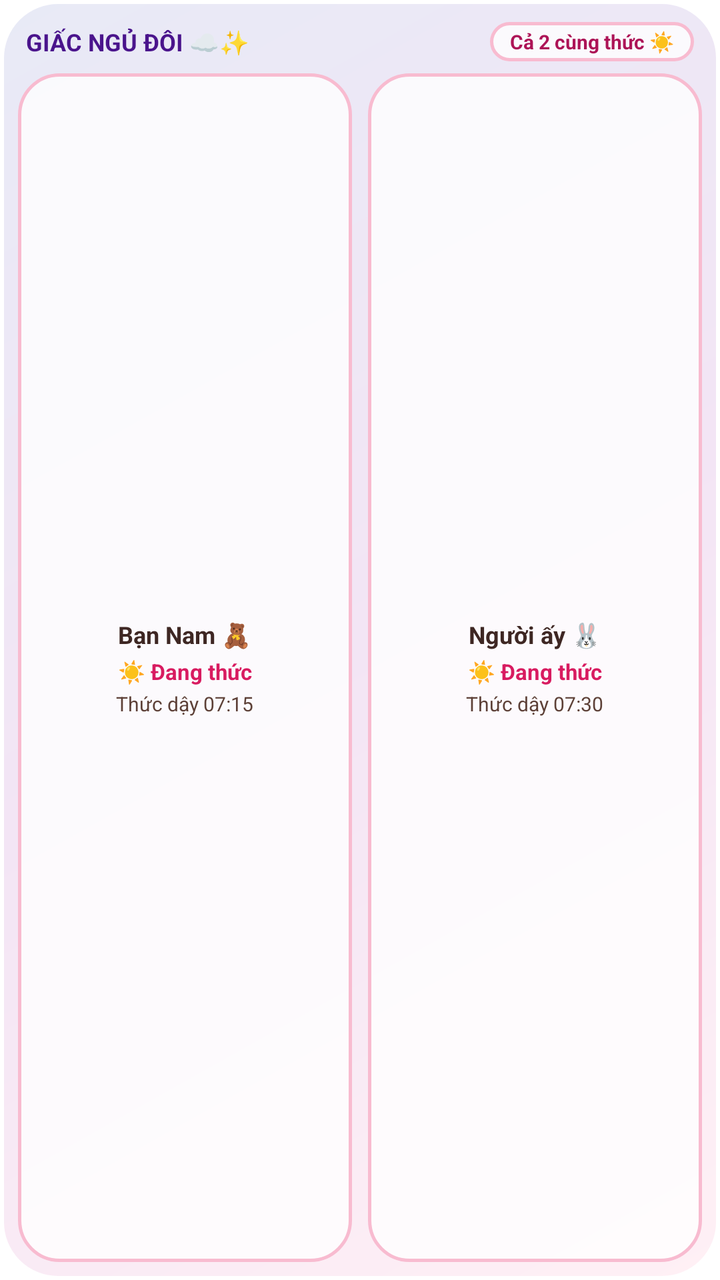
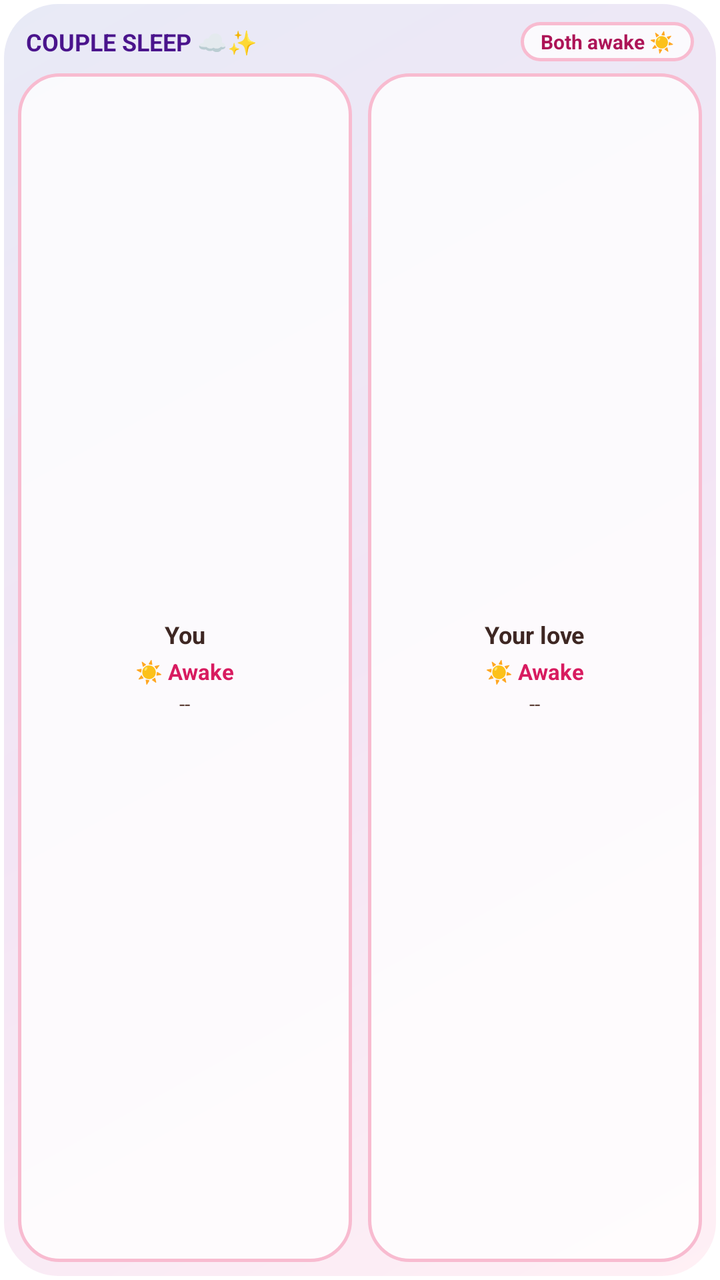

Screens rendered from an Android XML layout before and after an edit, with the pre-edit source and the edit as a unified diff.
<!-- AndroidManifest.xml: fallback theme Theme.MaterialComponents.DayNight.NoActionBar -->
<!-- res/layout/widget_sleep.xml -->
<?xml version="1.0" encoding="utf-8"?>
<RelativeLayout xmlns:android="http://schemas.android.com/apk/res/android"
    android:id="@+id/widget_root"
    android:layout_width="match_parent"
    android:layout_height="match_parent"
    android:background="@drawable/widget_bg_sleep_cute"
    android:padding="9dp">

    
    <LinearLayout
        android:id="@+id/layout_active_state"
        android:layout_width="match_parent"
        android:layout_height="match_parent"
        android:orientation="vertical">

        
        <LinearLayout
            android:layout_width="match_parent"
            android:layout_height="wrap_content"
            android:gravity="center_vertical"
            android:orientation="horizontal"
            android:paddingHorizontal="4dp"
            android:paddingTop="2dp">
            <TextView
                android:layout_width="0dp"
                android:layout_height="wrap_content"
                android:layout_weight="1"
                android:text="GIẤC NGỦ ĐÔI ☁️✨"
                android:textColor="#4A148C"
                android:textSize="12sp"
                android:textStyle="bold" />
            <TextView
                android:id="@+id/tv_sleep_summary"
                android:layout_width="wrap_content"
                android:layout_height="wrap_content"
                android:background="@drawable/widget_chip_cute"
                android:paddingHorizontal="10dp"
                android:paddingVertical="3dp"
                android:text="Cả 2 cùng thức ☀️"
                android:textColor="#AD1457"
                android:textSize="10sp"
                android:textStyle="bold" />
        </LinearLayout>

        
        <LinearLayout
            android:layout_width="match_parent"
            android:layout_height="0dp"
            android:layout_weight="1"
            android:layout_marginTop="6dp"
            android:orientation="horizontal">

            
            <LinearLayout
                android:layout_width="0dp"
                android:layout_height="match_parent"
                android:layout_weight="1"
                android:layout_marginRight="4dp"
                android:background="@drawable/widget_chip_cute"
                android:gravity="center"
                android:orientation="vertical"
                android:padding="6dp">

                <TextView
                    android:id="@+id/tv_my_name"
                    android:layout_width="wrap_content"
                    android:layout_height="wrap_content"
                    android:text="Bạn Nam 🧸"
                    android:textColor="#3E2723"
                    android:textSize="12sp"
                    android:textStyle="bold"
                    android:maxLines="1"
                    android:ellipsize="end" />

                <TextView
                    android:id="@+id/tv_my_status"
                    android:layout_width="wrap_content"
                    android:layout_height="wrap_content"
                    android:layout_marginTop="3dp"
                    android:text="☀️ Đang thức"
                    android:textColor="#D81B60"
                    android:textSize="11sp"
                    android:textStyle="bold" />

                <TextView
                    android:id="@+id/tv_my_time"
                    android:layout_width="wrap_content"
                    android:layout_height="wrap_content"
                    android:layout_marginTop="2dp"
                    android:text="Thức dậy 07:15"
                    android:textColor="#5D4037"
                    android:textSize="10sp" />
            </LinearLayout>

            
            <LinearLayout
                android:layout_width="0dp"
                android:layout_height="match_parent"
                android:layout_weight="1"
                android:layout_marginLeft="4dp"
                android:background="@drawable/widget_chip_cute"
                android:gravity="center"
                android:orientation="vertical"
                android:padding="6dp">

                <TextView
                    android:id="@+id/tv_partner_name"
                    android:layout_width="wrap_content"
                    android:layout_height="wrap_content"
                    android:text="Người ấy 🐰"
                    android:textColor="#3E2723"
                    android:textSize="12sp"
                    android:textStyle="bold"
                    android:maxLines="1"
                    android:ellipsize="end" />

                <TextView
                    android:id="@+id/tv_partner_status"
                    android:layout_width="wrap_content"
                    android:layout_height="wrap_content"
                    android:layout_marginTop="3dp"
                    android:text="☀️ Đang thức"
                    android:textColor="#D81B60"
                    android:textSize="11sp"
                    android:textStyle="bold" />

                <TextView
                    android:id="@+id/tv_partner_time"
                    android:layout_width="wrap_content"
                    android:layout_height="wrap_content"
                    android:layout_marginTop="2dp"
                    android:text="Thức dậy 07:30"
                    android:textColor="#5D4037"
                    android:textSize="10sp" />
            </LinearLayout>
        </LinearLayout>
    </LinearLayout>
</RelativeLayout>
<!-- resources referenced by this layout -->
<resources>
  <!-- drawable widget_bg_sleep_cute (drawable) -->
  <?xml version="1.0" encoding="utf-8"?>
  <shape xmlns:android="http://schemas.android.com/apk/res/android">
      <gradient
          android:angle="135"
          android:startColor="#FFF0F5"
          android:centerColor="#F3E5F5"
          android:endColor="#E8EAF6"
          android:type="linear" />
      <stroke
          android:width="2dp"
          android:color="#FFFFFF" />
      <corners android:radius="28dp" />
  </shape>
  <!-- drawable widget_chip_cute (drawable) -->
  <?xml version="1.0" encoding="utf-8"?>
  <shape xmlns:android="http://schemas.android.com/apk/res/android">
      <solid android:color="#CCFFFFFF" />
      <corners android:radius="20dp" />
      <stroke android:width="1.5dp" android:color="#F8BBD0" />
  </shape>
</resources>

<!-- the commit's change to res/layout/widget_sleep.xml (unified diff, before → after) -->
@@ -25,7 +25,7 @@
                 android:layout_width="0dp"
                 android:layout_height="wrap_content"
                 android:layout_weight="1"
-                android:text="GIẤC NGỦ ĐÔI ☁️✨"
+                android:text="@string/widget_sleep_title"
                 android:textColor="#4A148C"
                 android:textSize="12sp"
                 android:textStyle="bold" />
@@ -36,7 +36,7 @@
                 android:background="@drawable/widget_chip_cute"
                 android:paddingHorizontal="10dp"
                 android:paddingVertical="3dp"
-                android:text="Cả 2 cùng thức ☀️"
+                android:text="@string/widget_sleep_summary_default"
                 android:textColor="#AD1457"
                 android:textSize="10sp"
                 android:textStyle="bold" />
@@ -65,7 +65,7 @@
                     android:id="@+id/tv_my_name"
                     android:layout_width="wrap_content"
                     android:layout_height="wrap_content"
-                    android:text="Bạn Nam 🧸"
+                    android:text="@string/widget_default_me"
                     android:textColor="#3E2723"
                     android:textSize="12sp"
                     android:textStyle="bold"
@@ -77,7 +77,7 @@
                     android:layout_width="wrap_content"
                     android:layout_height="wrap_content"
                     android:layout_marginTop="3dp"
-                    android:text="☀️ Đang thức"
+                    android:text="@string/widget_sleep_status_awake"
                     android:textColor="#D81B60"
                     android:textSize="11sp"
                     android:textStyle="bold" />
@@ -87,7 +87,7 @@
                     android:layout_width="wrap_content"
                     android:layout_height="wrap_content"
                     android:layout_marginTop="2dp"
-                    android:text="Thức dậy 07:15"
+                    android:text="--"
                     android:textColor="#5D4037"
                     android:textSize="10sp" />
             </LinearLayout>
@@ -107,7 +107,7 @@
                     android:id="@+id/tv_partner_name"
                     android:layout_width="wrap_content"
                     android:layout_height="wrap_content"
-                    android:text="Người ấy 🐰"
+                    android:text="@string/widget_default_partner"
                     android:textColor="#3E2723"
                     android:textSize="12sp"
                     android:textStyle="bold"
@@ -119,7 +119,7 @@
                     android:layout_width="wrap_content"
                     android:layout_height="wrap_content"
                     android:layout_marginTop="3dp"
-                    android:text="☀️ Đang thức"
+                    android:text="@string/widget_sleep_status_awake"
                     android:textColor="#D81B60"
                     android:textSize="11sp"
                     android:textStyle="bold" />
@@ -129,7 +129,7 @@
                     android:layout_width="wrap_content"
                     android:layout_height="wrap_content"
                     android:layout_marginTop="2dp"
-                    android:text="Thức dậy 07:30"
+                    android:text="--"
                     android:textColor="#5D4037"
                     android:textSize="10sp" />
             </LinearLayout>
<!-- resource entries referenced after the edit -->
@@ -21,5 +21,10 @@
       <corners android:radius="20dp" />
       <stroke android:width="1.5dp" android:color="#F8BBD0" />
   </shape>
+  <string name="widget_default_me">You</string>
+  <string name="widget_default_partner">Your love</string>
+  <string name="widget_sleep_status_awake">☀️ Awake</string>
+  <string name="widget_sleep_summary_default">Both awake ☀️</string>
+  <string name="widget_sleep_title">COUPLE SLEEP ☁️✨</string>
 </resources>
 
